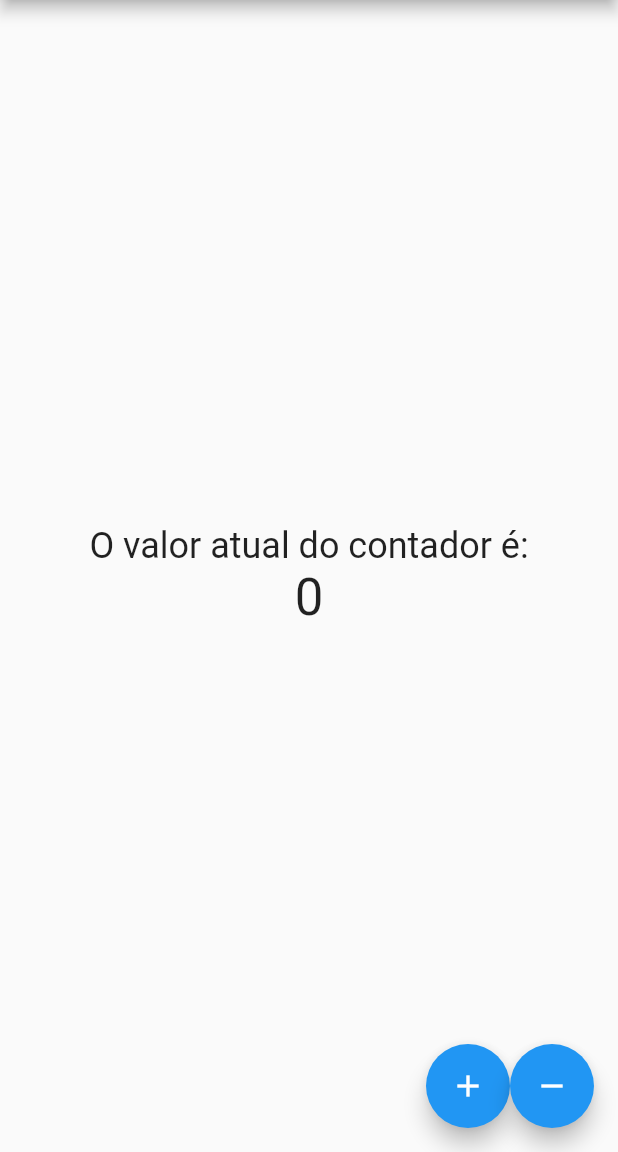
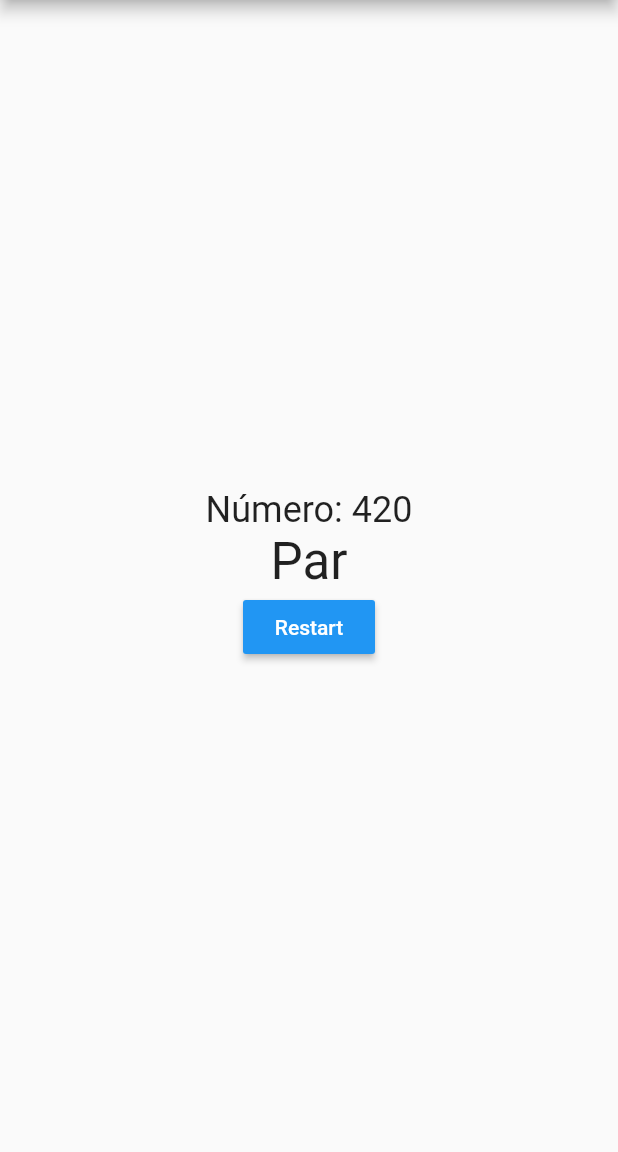
Before and after one commit to vpinheiro38/cubos-academy-flutter, a Flutter app: the screen it shows after launch, on a phone screen of 412 x 824 dp, the part 84-1236 px from its top. Run offline on Flutter 3.47's test engine with Material 2 defaults, Android fonts, the phone set to English and light mode, and no system bars.

Commit message:
Implementa exercício de casa correto da aula 7

```diff
--- a/aula07/lib/counter_controller.dart
+++ /dev/null
@@ -1,13 +0,0 @@
-import 'counter_model.dart';
-
-class CounterController {
-  final model = CounterModel();
-
-  String getCounter() => model.counter.toString();
-
-  incrementCounter() => model.modifyCounter(1, add);
-  decrementCounter() => model.modifyCounter(1, sub);
-
-  int add(int a, int b) => a + b;
-  int sub(int a, int b) => a - b;
-}
--- a/aula07/lib/counter_model.dart
+++ /dev/null
@@ -1,9 +0,0 @@
-class CounterModel {
-  var _counter = 0;
-
-  int get counter => _counter;
-
-  modifyCounter(int value, Function(int, int) operation) {
-    _counter = operation(_counter, value);
-  }
-}
--- a/aula07/lib/counter_view.dart
+++ /dev/null
@@ -1,68 +0,0 @@
-import 'package:flutter/material.dart';
-import 'counter_controller.dart';
-
-class CounterApp extends StatefulWidget {
-  @override
-  _CounterAppState createState() => _CounterAppState();
-}
-
-class _CounterAppState extends State<CounterApp> {
-  var controller = CounterController();
-
-  @override
-  Widget build(BuildContext context) {
-    return Scaffold(
-      appBar: AppBar(
-        title: Center(child: Text('Aplicativo Contador')),
-        backgroundColor: Colors.blue,
-      ),
-      body: Column(
-        mainAxisAlignment: MainAxisAlignment.center,
-        children: [
-          Center(
-              child: Text(
-            "O valor atual do contador é:",
-            style: TextStyle(fontSize: 24),
-          )),
-          Center(
-              child: Text(
-            controller.getCounter(),
-            style: TextStyle(fontSize: 34),
-          ))
-        ],
-      ),
-      floatingActionButton: Row(
-        mainAxisAlignment: MainAxisAlignment.end,
-        children: [
-          FloatButton(Icons.add, () {
-            _onPressFloatButton(controller.incrementCounter);
-          }),
-          FloatButton(Icons.remove, () {
-            _onPressFloatButton(controller.decrementCounter);
-          })
-        ],
-      ),
-    );
-  }
-
-  _onPressFloatButton(Function operation) {
-    setState(() {
-      operation();
-    });
-  }
-}
-
-class FloatButton extends StatelessWidget {
-  final IconData _icon;
-  final Function _onPressed;
-
-  FloatButton(this._icon, this._onPressed);
-
-  @override
-  Widget build(BuildContext context) {
-    return FloatingActionButton(
-      onPressed: _onPressed,
-      child: Icon(_icon),
-    );
-  }
-}
--- a/aula07/lib/main.dart
+++ b/aula07/lib/main.dart
@@ -1,8 +1,8 @@
 import 'package:flutter/material.dart';
-import 'counter_view.dart';
+import 'number_view.dart';
 
 void main() {
   runApp(MaterialApp(
-    home: CounterApp(),
+    home: NumberApp(),
   ));
 }
--- /dev/null
+++ b/aula07/lib/number_controller.dart
@@ -0,0 +1,19 @@
+import 'number_model.dart';
+import 'dart:math';
+
+class NumberController {
+  final model = NumberModel();
+
+  String getNumber() => model.number.toString();
+
+  generateNumber() {
+    model.changeNumber(Random().nextInt(1000));
+  }
+
+  String getNumberParity() {
+    if (model.number % 2 == 0)
+      return "Par";
+    else
+      return "Impar";
+  }
+}
--- /dev/null
+++ b/aula07/lib/number_model.dart
@@ -0,0 +1,6 @@
+class NumberModel {
+  var _number = 0;
+
+  int get number => _number;
+  changeNumber(int value) => _number = value;
+}
--- /dev/null
+++ b/aula07/lib/number_view.dart
@@ -0,0 +1,54 @@
+import 'package:flutter/material.dart';
+import 'number_controller.dart';
+
+class NumberApp extends StatefulWidget {
+  @override
+  _NumberAppState createState() => _NumberAppState();
+}
+
+class _NumberAppState extends State<NumberApp> {
+  var controller = NumberController();
+
+  @override
+  void initState() {
+    controller.generateNumber();
+
+    super.initState();
+  }
+
+  @override
+  Widget build(BuildContext context) {
+    return Scaffold(
+      appBar: AppBar(
+        title: Center(child: Text('Aplicativo Contador')),
+        backgroundColor: Colors.blue,
+      ),
+      body: Column(
+        mainAxisAlignment: MainAxisAlignment.center,
+        children: [
+          Center(
+              child: Text(
+            "Número: ${controller.getNumber()}",
+            style: TextStyle(fontSize: 24),
+          )),
+          Center(
+              child: Text(
+            controller.getNumberParity(),
+            style: TextStyle(fontSize: 34),
+          )),
+          RaisedButton(
+              child: Text(
+                "Restart",
+                style: TextStyle(color: Colors.white),
+              ),
+              color: Colors.blue,
+              onPressed: () {
+                setState(() {
+                  controller.generateNumber();
+                });
+              })
+        ],
+      ),
+    );
+  }
+}
```
Also changed, not shown: 1 other file.
